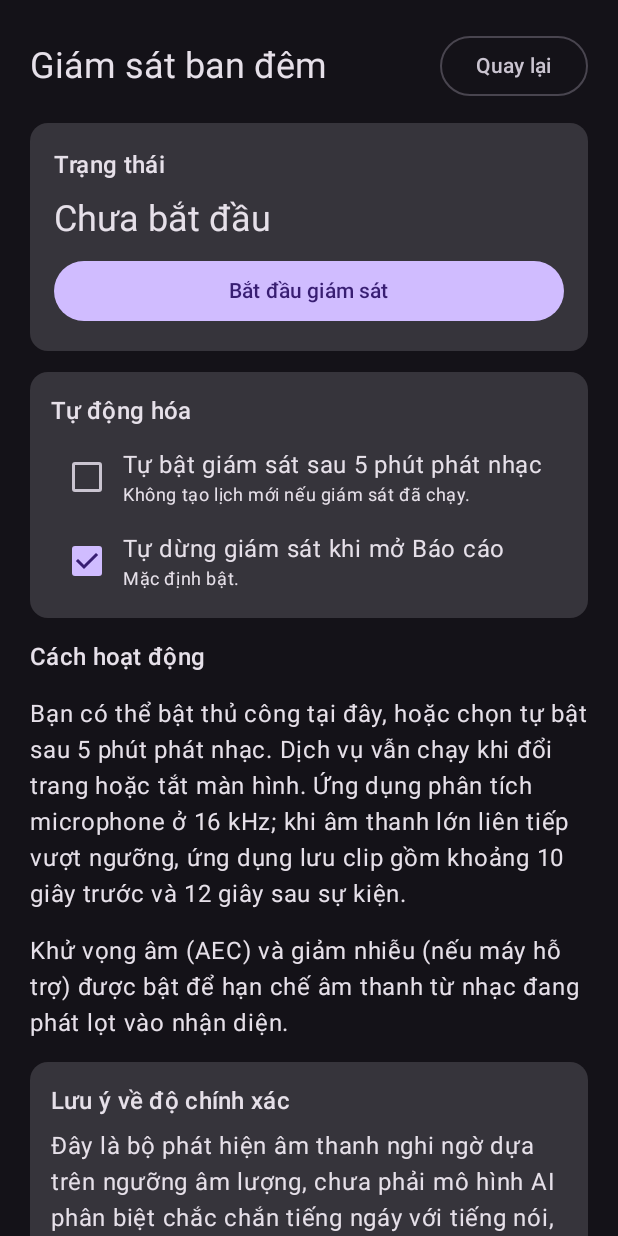
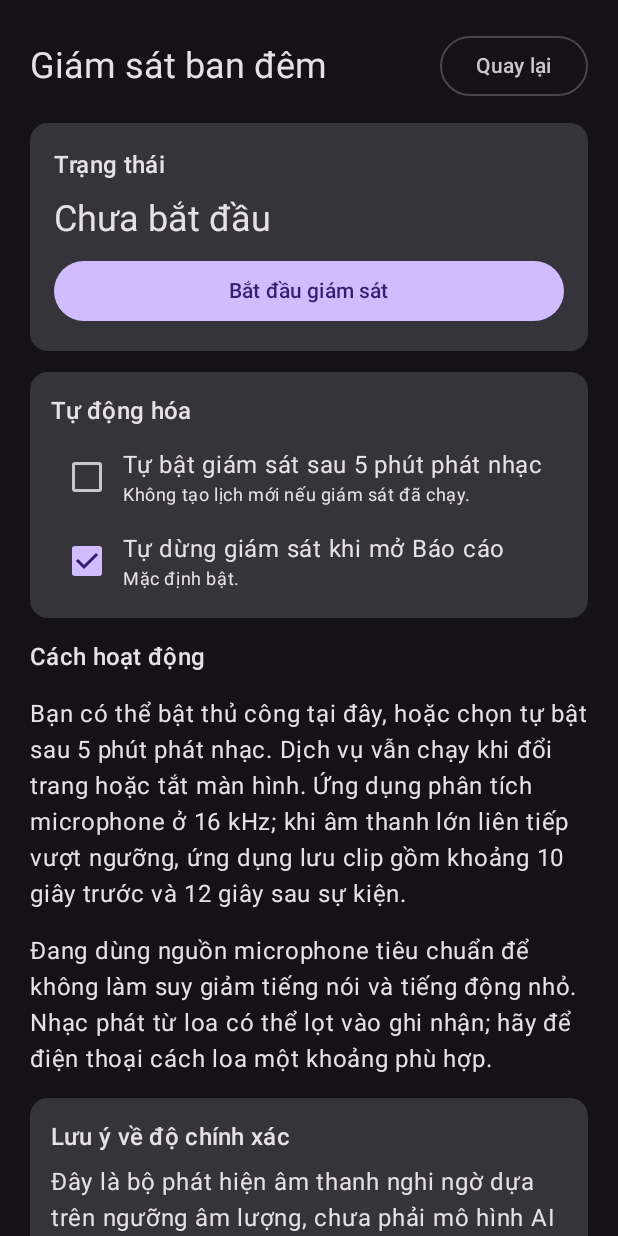
Before and after one commit to donglq75/sleep_monitor, an Android app built with Jetpack Compose: the screen it shows after launch (MainActivity), after a tap on "Giám sát", on a phone screen of 412 x 824 dp. Run offline under Robolectric (Android 15) with nearby library versions, the phone set to English and light mode, and no system bars.

Commit message:
Update monitor guidance and app version label

```diff
--- a/app/src/main/java/com/donglq/sleepmonitor/MainActivity.kt
+++ b/app/src/main/java/com/donglq/sleepmonitor/MainActivity.kt
@@ -105,7 +105,7 @@ private fun HomeScreen(onSounds: () -> Unit, onMonitor: () -> Unit, onReport: ()
         HomeCard("2. Giám sát ban đêm", "Ghi các đoạn âm thanh nghi ngáy, không lưu cả đêm.", "Giám sát", onMonitor)
         HomeCard("3. Báo cáo giấc ngủ", "Xem mốc sự kiện và nghe lại từng đoạn.", "Báo cáo", onReport)
         Spacer(Modifier.weight(1f))
-        Text("Bản thử nghiệm 1.1.0 · Dữ liệu lưu trên thiết bị", style = MaterialTheme.typography.labelSmall)
+        Text("Bản thử nghiệm 1.1.2 · Dữ liệu lưu trên thiết bị", style = MaterialTheme.typography.labelSmall)
     }
 }
 
@@ -373,7 +373,7 @@ private fun MonitorScreen(onBack: () -> Unit) {
         }
         Text("Cách hoạt động", style = MaterialTheme.typography.titleMedium)
         Text("Bạn có thể bật thủ công tại đây, hoặc chọn tự bật sau 5 phút phát nhạc. Dịch vụ vẫn chạy khi đổi trang hoặc tắt màn hình. Ứng dụng phân tích microphone ở 16 kHz; khi âm thanh lớn liên tiếp vượt ngưỡng, ứng dụng lưu clip gồm khoảng 10 giây trước và 12 giây sau sự kiện.")
-        Text("Khử vọng âm (AEC) và giảm nhiễu (nếu máy hỗ trợ) được bật để hạn chế âm thanh từ nhạc đang phát lọt vào nhận diện.")
+        Text("Đang dùng nguồn microphone tiêu chuẩn để không làm suy giảm tiếng nói và tiếng động nhỏ. Nhạc phát từ loa có thể lọt vào ghi nhận; hãy để điện thoại cách loa một khoảng phù hợp.")
         Card(Modifier.fillMaxWidth()) {
             Column(Modifier.padding(14.dp), verticalArrangement = Arrangement.spacedBy(6.dp)) {
                 Text("Lưu ý về độ chính xác", style = MaterialTheme.typography.titleMedium)
```
